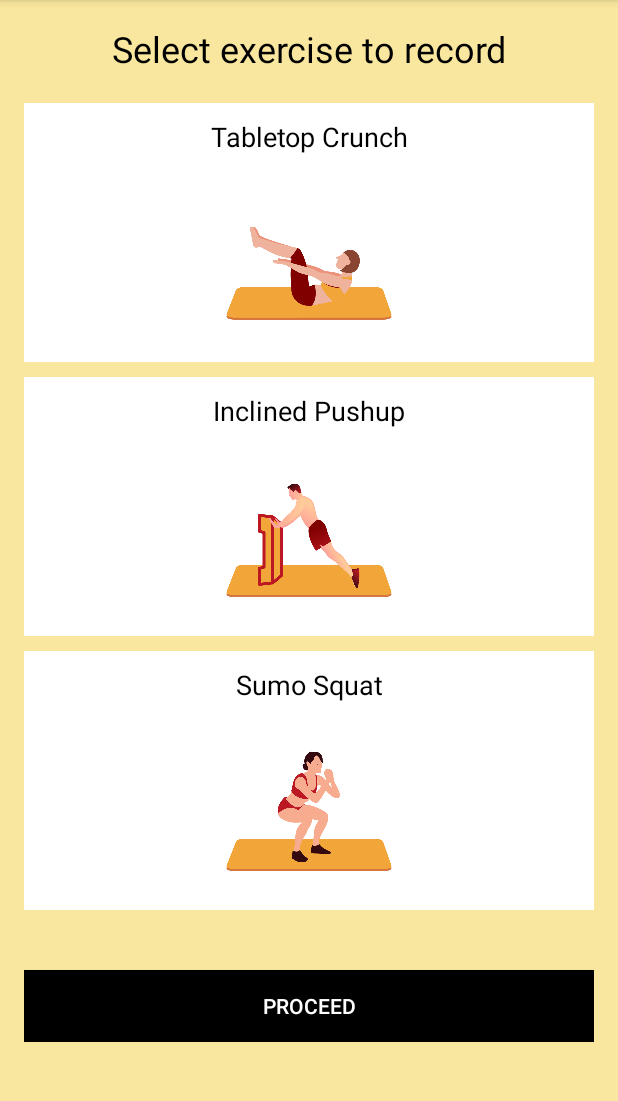
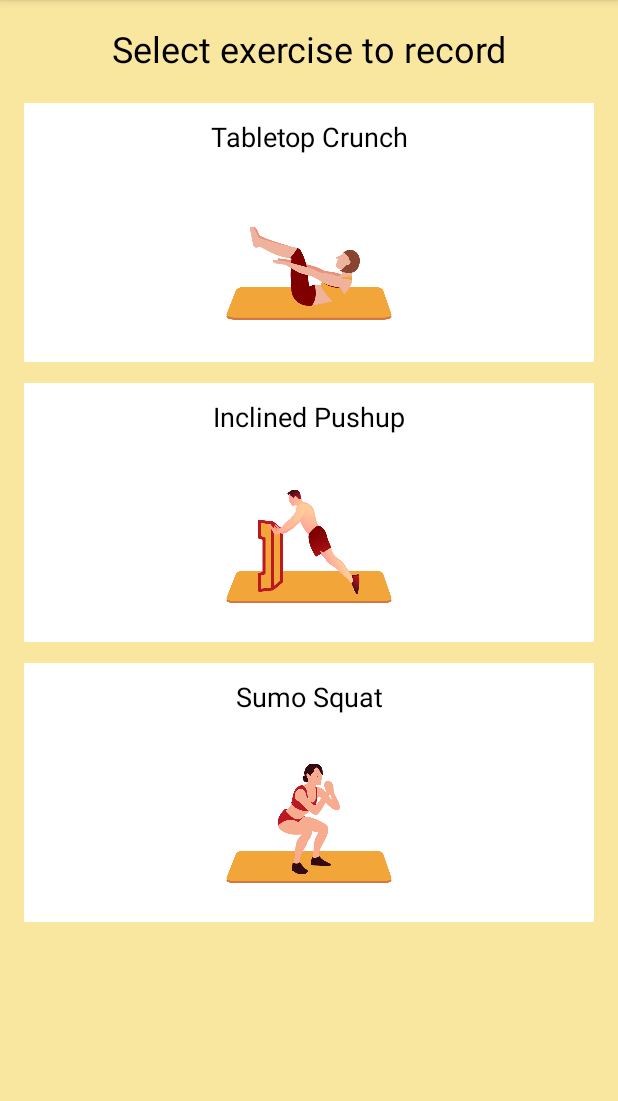
Before and after one commit to elaizafayepepito/CalifitAndroidStudio, an Android app built with Jetpack Compose: the ExerciseSelectionActivity screen opened directly, with no data from a screen before it, on a phone screen of 412 x 824 dp, the part 84-1185 px from its top. Run offline under Robolectric (Android 15) with nearby library versions, the phone set to English and light mode, and no system bars.

Commit message:
Remove proceed button and fix redirection

```diff
--- a/califit/app/src/main/res/layout/activity_exercise_selection.xml
+++ b/califit/app/src/main/res/layout/activity_exercise_selection.xml
@@ -27,10 +27,10 @@
             android:orientation="vertical"
             android:background="@drawable/exercise_background"
             android:padding="10dp"
-            android:layout_marginBottom="10dp"
+            android:layout_marginBottom="14dp"
             android:clickable="true"
             android:focusable="true"
-            android:onClick="onSelectExercise">
+            android:onClick="proceedToTabletopCrunch">
 
             <TextView
                 android:layout_width="match_parent"
@@ -57,10 +57,10 @@
             android:orientation="vertical"
             android:background="@drawable/exercise_background"
             android:padding="10dp"
-            android:layout_marginBottom="10dp"
+            android:layout_marginBottom="14dp"
             android:clickable="true"
             android:focusable="true"
-            android:onClick="onSelectExercise">
+            android:onClick="proceedToInclinedPushup">
 
             <TextView
                 android:layout_width="match_parent"
@@ -88,10 +88,10 @@
             android:orientation="vertical"
             android:background="@drawable/exercise_background"
             android:padding="10dp"
-            android:layout_marginBottom="10dp"
+            android:layout_marginBottom="14dp"
             android:clickable="true"
             android:focusable="true"
-            android:onClick="onSelectExercise">
+            android:onClick="proceedToSumoSquat">
 
             <TextView
                 android:layout_width="match_parent"
@@ -109,20 +109,5 @@
                 android:layout_gravity="center"/>
 
         </LinearLayout>
-
-
-        <!-- Proceed Button -->
-        <Button
-            android:id="@+id/buttonProceed"
-            android:layout_width="match_parent"
-            android:layout_height="wrap_content"
-            android:text="Proceed"
-            android:background="#000000"
-            android:textColor="#FFFFFF"
-            android:layout_marginTop="30dp"
-            android:clickable="true"
-            android:focusable="true"
-            android:onClick="onProceed"/>
-
     </LinearLayout>
 </ScrollView>
```
Also changed, not shown: califit/app/src/main/java/com/example/califit/ExerciseSelectionActivity.java (+11 -26 lines).
